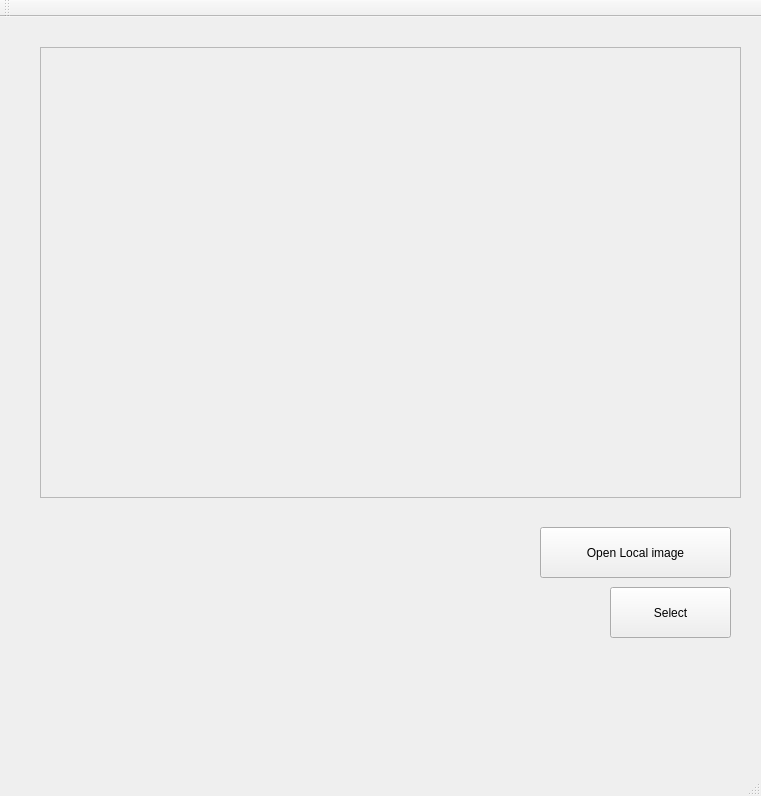
Before: the Qt Designer form unix_qt/mainwindow.ui in timdin/UNIX-project, drawn with Qt 5.
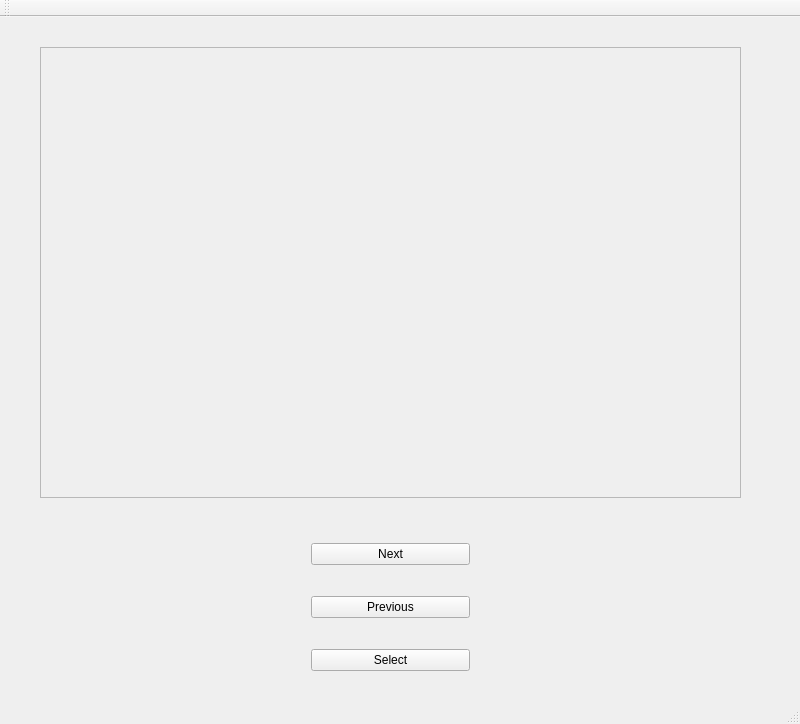
After: the same form once the commit is applied.

```diff
--- a/unix_qt/mainwindow.ui
+++ b/unix_qt/mainwindow.ui
@@ -6,40 +6,14 @@
    <rect>
     <x>0</x>
     <y>0</y>
-    <width>761</width>
-    <height>796</height>
+    <width>800</width>
+    <height>724</height>
    </rect>
   </property>
   <property name="windowTitle">
    <string>MainWindow</string>
   </property>
   <widget class="QWidget" name="centralWidget">
-   <widget class="QLabel" name="label">
-    <property name="geometry">
-     <rect>
-      <x>20</x>
-      <y>10</y>
-      <width>711</width>
-      <height>621</height>
-     </rect>
-    </property>
-    <property name="text">
-     <string/>
-    </property>
-   </widget>
-   <widget class="QPushButton" name="pushButton_localImage">
-    <property name="geometry">
-     <rect>
-      <x>540</x>
-      <y>510</y>
-      <width>191</width>
-      <height>51</height>
-     </rect>
-    </property>
-    <property name="text">
-     <string>Open Local image</string>
-    </property>
-   </widget>
    <widget class="QScrollArea" name="scrollArea">
     <property name="geometry">
      <rect>
@@ -61,20 +35,55 @@
        <height>449</height>
       </rect>
      </property>
+     <widget class="QLabel" name="label">
+      <property name="geometry">
+       <rect>
+        <x>-10</x>
+        <y>-80</y>
+        <width>711</width>
+        <height>621</height>
+       </rect>
+      </property>
+      <property name="text">
+       <string/>
+      </property>
+     </widget>
+     <zorder>label</zorder>
+     <zorder>label</zorder>
     </widget>
    </widget>
-   <widget class="QPushButton" name="pushButton_select">
+   <widget class="QWidget" name="">
     <property name="geometry">
      <rect>
-      <x>610</x>
-      <y>570</y>
-      <width>121</width>
-      <height>51</height>
+      <x>300</x>
+      <y>490</y>
+      <width>181</width>
+      <height>201</height>
      </rect>
     </property>
-    <property name="text">
-     <string>Select</string>
-    </property>
+    <layout class="QVBoxLayout" name="verticalLayout">
+     <item>
+      <widget class="QPushButton" name="pushButton_next">
+       <property name="text">
+        <string>Next</string>
+       </property>
+      </widget>
+     </item>
+     <item>
+      <widget class="QPushButton" name="pushButton_previous">
+       <property name="text">
+        <string>Previous</string>
+       </property>
+      </widget>
+     </item>
+     <item>
+      <widget class="QPushButton" name="pushButton_select">
+       <property name="text">
+        <string>Select</string>
+       </property>
+      </widget>
+     </item>
+    </layout>
    </widget>
   </widget>
   <widget class="QMenuBar" name="menuBar">
```
Left out of the diff: 4 changed lines with no effect on the pictures.
